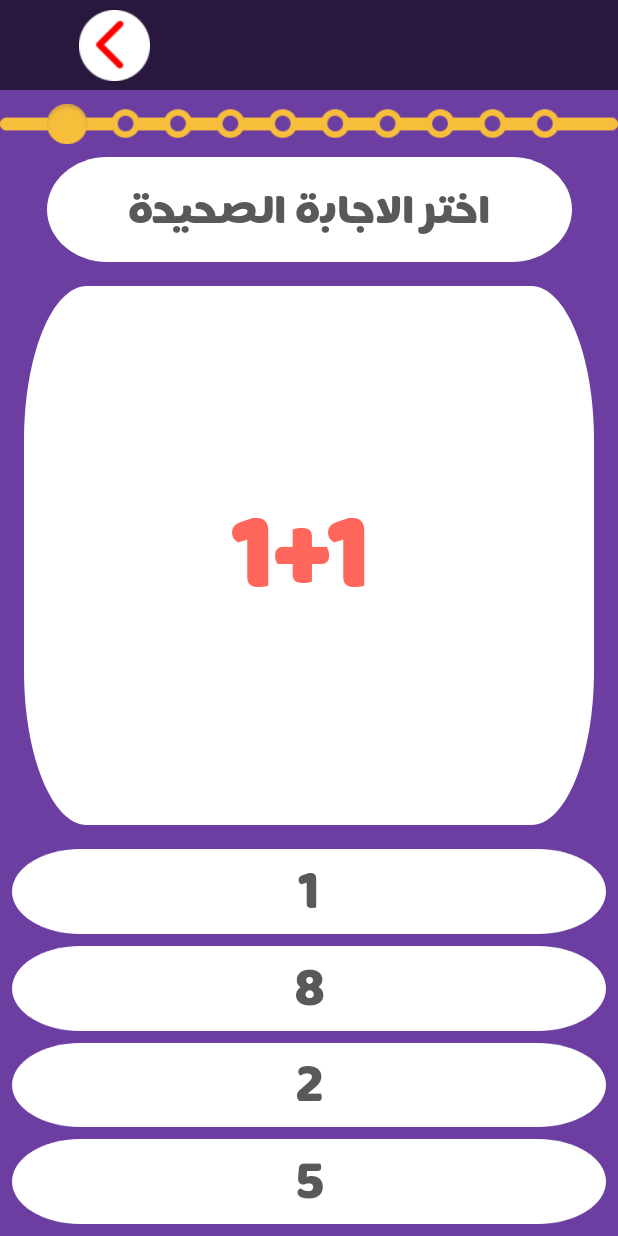
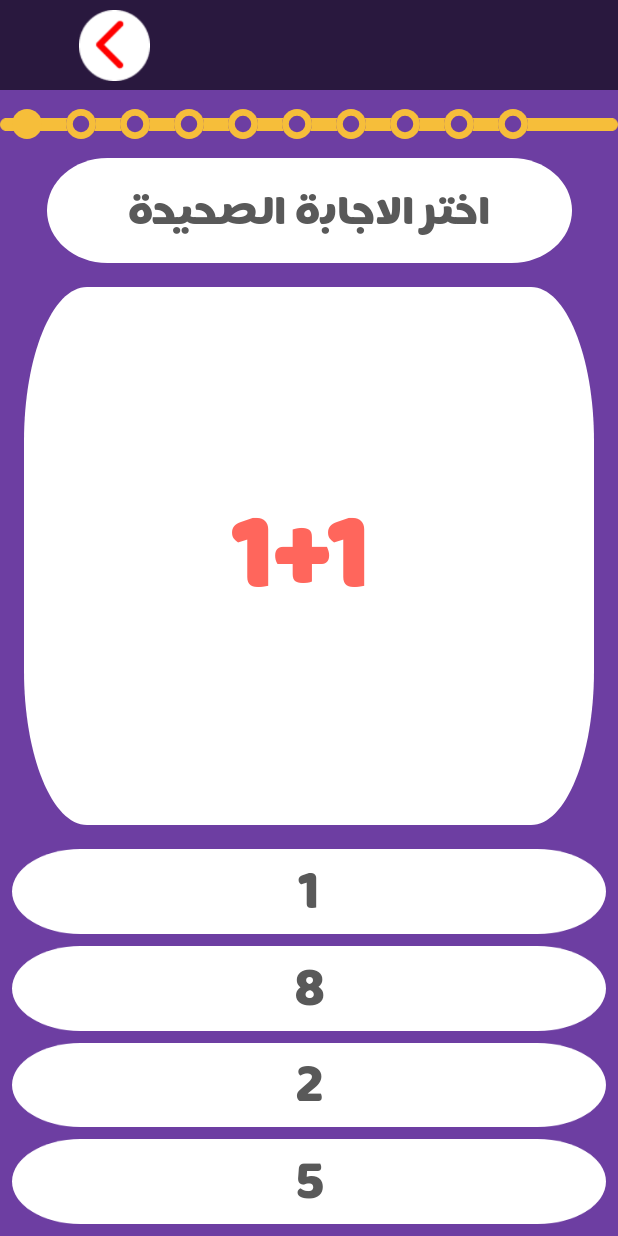
Before and after one commit to dzBrackets/madrsti, an Android app: the numbers_activity screen opened directly, with no data from a screen before it, on a phone screen of 412 x 824 dp. Run offline under Robolectric (Android 15) with nearby library versions, the phone set to English and light mode, and no system bars.

Commit message:
add dynamic progressbar

```diff
--- a/app/build.gradle
+++ b/app/build.gradle
@@ -10,6 +10,7 @@ android {
         versionCode 1
         versionName "1.0"
         testInstrumentationRunner "androidx.test.runner.AndroidJUnitRunner"
+        android.defaultConfig.vectorDrawables.useSupportLibrary = true
     }
     buildTypes {
         release {
--- a/app/src/main/java/com/example/madrsti/numbers_activity.java
+++ b/app/src/main/java/com/example/madrsti/numbers_activity.java
@@ -17,7 +17,10 @@ public class numbers_activity extends AppCompatActivity {
 ConstraintLayout respType1;
 ConstraintLayout respType2;
 ConstraintLayout bigQCont;
+int theCurrentAnswerIndex=-1;
 ImageView imgQst;
+    ImageView lvlDots[]=new ImageView[10];
+
 int localScore=0;
 
 TextView    modType,
@@ -68,8 +71,7 @@ TextView button1,button2,button3,button4;
         filData[9].fillType1("1+1 ", new String[]{"4","8","2","1"},2);
 
 
-
-        startGame();
+        renderStage();
     }
 void initInstances(){
     respType1=findViewById(R.id.responds_container1);
@@ -89,7 +91,17 @@ void initInstances(){
     t2button4=(TextView) findViewById(R.id.t2button_ch4);
     lvlNum=findViewById(R.id.qst_number_tv);
     txtQCont=findViewById(R.id.qst_container_tv);
-}
+    lvlDots[0]=findViewById(R.id.dot1);
+    lvlDots[1]=findViewById(R.id.dot2);
+    lvlDots[2]=findViewById(R.id.dot3);
+    lvlDots[3]=findViewById(R.id.dot4);
+    lvlDots[4]=findViewById(R.id.dot5);
+    lvlDots[5]=findViewById(R.id.dot6);
+    lvlDots[6]=findViewById(R.id.dot7);
+    lvlDots[7]=findViewById(R.id.dot8);
+    lvlDots[8]=findViewById(R.id.dot9);
+    lvlDots[9]=findViewById(R.id.dot10);
+    }
 
     void setQstLayout(int type){
 
@@ -125,7 +137,7 @@ void initInstances(){
         }
     }
 
-void startGame(){
+void renderStage(){
         data q=filData[currentStage];
     modType.setText(module);
         setQstLayout(q.type);
@@ -148,32 +160,29 @@ void startGame(){
         button2.setText(q.responds[1]);
         button3.setText(q.responds[2]);
         button4.setText(q.responds[3]);
-    button1.setOnClickListener(new View.OnClickListener() {
-        @Override
-        public void onClick(View l) {
-            localScore++;
-            nextStage();
-        }
-    });
 
-    button2.setOnClickListener(new View.OnClickListener() {
-        @Override
-        public void onClick(View l) {
-            exit();
-        }
-    });
+    setRespListener();
 }
-
+void checkAnswer(){
+    if(filData[currentStage].correctAnswer==theCurrentAnswerIndex){
+        yoCorrect();
+    }
+    else
+        yofool();
+    nextStage();
+}
 void exit(){
         numbers_activity.this.finish();
 }
 
 void nextStage(){
+
         currentStage=(currentStage+1);
 
     if (currentStage<10){
     lvlNum.setText(currentStage+1+"/10");
-        startGame();
+        renderStage();
+        dynamicProgress("");
     }
 
     if(currentStage>filData.length-1)
@@ -186,14 +195,49 @@ MainActivity.updateScore(localScore);
 numbers_activity.this.finish();
 }
 void setRespListener(){
-        View.OnClickListener check=new View.OnClickListener() {
-            @Override
-            public void onClick(View v) {
+    button1.setOnClickListener(new View.OnClickListener() {
+        @Override
+        public void onClick(View l) {
+            theCurrentAnswerIndex=1;
+            checkAnswer();
 
-            }
-        };
+        }
+    });
+
+    button2.setOnClickListener(new View.OnClickListener() {
+        @Override
+        public void onClick(View l) {
+            theCurrentAnswerIndex=2;
+            checkAnswer();
+
+        }
+    });
+    button3.setOnClickListener(new View.OnClickListener() {
+        @Override
+        public void onClick(View l) {
+            theCurrentAnswerIndex=3;    checkAnswer();
+
+        }
+    });
+    button4.setOnClickListener(new View.OnClickListener() {
+        @Override
+        public void onClick(View l) {
+            theCurrentAnswerIndex=4;
+            checkAnswer();
+
+        }
+    });
+    }
+void dynamicProgress(String condition){
+    lvlDots[currentStage].setImageResource(R.drawable.currentdot_lvl);
+
 }
 
-
-
+void yoCorrect(){
+    lvlDots[currentStage].setImageResource(R.drawable.correctdot_lvl);
+    localScore++;
 }
+void yofool(){
+    lvlDots[currentStage].setImageResource(R.drawable.wrong_lvl);
+    }
+}
--- /dev/null
+++ b/app/src/main/res/drawable/correctdot_lvl.xml
@@ -0,0 +1,24 @@
+<!-- drawable/ellipse_35.xml -->
+<vector
+    xmlns:android="http://schemas.android.com/apk/res/android"
+    xmlns:aapt="http://schemas.android.com/aapt"
+    android:width="31dp"
+    android:height="31dp"
+    android:viewportWidth="31"
+    android:viewportHeight="31"
+    >
+
+    <group>
+
+        <clip-path
+            android:pathData="M31 15.5C31 24.0604 24.0604 31 15.5 31C6.93959 31 0 24.0604 0 15.5C0 6.93959 6.93959 0 15.5 0C24.0604 0 31 6.93959 31 15.5Z"
+            />
+
+        <path
+            android:pathData="M0 0V31H31V0"
+            android:fillColor="#7BCE93"
+            />
+
+    </group>
+
+</vector>
--- /dev/null
+++ b/app/src/main/res/drawable/currentdot_lvl.xml
@@ -0,0 +1,24 @@
+<!-- drawable/ellipse_37.xml -->
+<vector
+    xmlns:android="http://schemas.android.com/apk/res/android"
+    xmlns:aapt="http://schemas.android.com/aapt"
+    android:width="31dp"
+    android:height="31dp"
+    android:viewportWidth="31"
+    android:viewportHeight="31"
+    >
+
+    <group>
+
+        <clip-path
+            android:pathData="M31 15.5C31 24.0604 24.0604 31 15.5 31C6.93959 31 0 24.0604 0 15.5C0 6.93959 6.93959 0 15.5 0C24.0604 0 31 6.93959 31 15.5Z"
+            />
+
+        <path
+            android:pathData="M0 0V31H31V0"
+            android:fillColor="#F6BE3A"
+            />
+
+    </group>
+
+</vector>
--- /dev/null
+++ b/app/src/main/res/drawable/emptydot_lvl.xml
@@ -0,0 +1,30 @@
+<?xml version="1.0" encoding="utf-8"?>
+<vector
+    xmlns:android="http://schemas.android.com/apk/res/android"
+    xmlns:aapt="http://schemas.android.com/aapt"
+    android:width="31dp"
+    android:height="31dp"
+    android:viewportWidth="31"
+    android:viewportHeight="31"
+    >
+
+    <group>
+
+        <clip-path
+            android:pathData="M31 15.5C31 24.0604 24.0604 31 15.5 31C6.93959 31 0 24.0604 0 15.5C0 6.93959 6.93959 0 15.5 0C24.0604 0 31 6.93959 31 15.5Z"
+            />
+
+        <path
+            android:pathData="M0 0V31H31V0"
+            android:fillColor="#6D3EA2"
+            />
+
+        <path
+            android:pathData="M31 15.5C31 24.0604 24.0604 31 15.5 31C6.93959 31 0 24.0604 0 15.5C0 6.93959 6.93959 0 15.5 0C24.0604 0 31 6.93959 31 15.5Z"
+            android:strokeWidth="14"
+            android:strokeColor="#F6BE3A"
+            />
+
+    </group>
+
+</vector>
--- /dev/null
+++ b/app/src/main/res/drawable/line_lvl.xml
@@ -0,0 +1,24 @@
+<?xml version="1.0" encoding="utf-8"?>
+<vector
+    xmlns:android="http://schemas.android.com/apk/res/android"
+    xmlns:aapt="http://schemas.android.com/aapt"
+    android:width="672dp"
+    android:height="14dp"
+    android:viewportWidth="672"
+    android:viewportHeight="14"
+    >
+
+    <group>
+
+        <clip-path
+            android:pathData="M7 0H665C668.866 0 672 3.13401 672 7C672 10.866 668.866 14 665 14H7C3.13401 14 0 10.866 0 7C0 3.13401 3.13401 0 7 0Z"
+            />
+
+        <path
+            android:pathData="M0 0V14H672V0"
+            android:fillColor="#F6BE3A"
+            />
+
+    </group>
+
+</vector>
--- /dev/null
+++ b/app/src/main/res/drawable/wrong_lvl.xml
@@ -0,0 +1,23 @@
+<?xml version="1.0" encoding="utf-8"?><vector
+    xmlns:android="http://schemas.android.com/apk/res/android"
+    xmlns:aapt="http://schemas.android.com/aapt"
+    android:width="31dp"
+    android:height="31dp"
+    android:viewportWidth="31"
+    android:viewportHeight="31"
+    >
+
+    <group>
+
+        <clip-path
+            android:pathData="M31 15.5C31 24.0604 24.0604 31 15.5 31C6.93959 31 0 24.0604 0 15.5C0 6.93959 6.93959 0 15.5 0C24.0604 0 31 6.93959 31 15.5Z"
+            />
+
+        <path
+            android:pathData="M0 0V31H31V0"
+            android:fillColor="#FF2222"
+            />
+
+    </group>
+
+</vector>
--- a/app/src/main/res/layout/question_activity.xml
+++ b/app/src/main/res/layout/question_activity.xml
@@ -8,17 +8,130 @@
     android:background="#6D3EA2">
 
 
-    <ImageView
-        android:id="@+id/progress_bar_iv"
+    <androidx.constraintlayout.widget.ConstraintLayout
+        android:id="@+id/Progress_bar"
         android:layout_width="0dp"
-        android:layout_height="wrap_content"
+        android:layout_height="45dp"
         app:layout_constraintBottom_toBottomOf="parent"
         app:layout_constraintEnd_toEndOf="parent"
-        app:layout_constraintHorizontal_bias="0.5"
         app:layout_constraintStart_toStartOf="parent"
         app:layout_constraintTop_toBottomOf="@+id/nav_bar"
-        app:layout_constraintVertical_bias="0.001"
-        app:srcCompat="@drawable/progess_bar" />
+        app:layout_constraintVertical_bias="0.0">
+
+        <ImageView
+            android:id="@+id/line"
+            android:layout_width="wrap_content"
+            android:layout_height="wrap_content"
+            android:contentDescription="TODO"
+            app:layout_constraintBottom_toBottomOf="parent"
+            app:layout_constraintEnd_toEndOf="parent"
+            app:layout_constraintStart_toStartOf="parent"
+            app:layout_constraintTop_toTopOf="parent"
+            app:srcCompat="@drawable/line_lvl" />
+
+        <ImageView
+            android:id="@+id/dot1"
+            android:layout_width="20dp"
+            android:layout_height="20dp"
+            android:layout_marginStart="8dp"
+            app:layout_constraintBottom_toBottomOf="parent"
+            app:layout_constraintEnd_toEndOf="@+id/line"
+            app:layout_constraintHorizontal_bias="0.0"
+            app:layout_constraintStart_toStartOf="parent"
+            app:layout_constraintTop_toTopOf="parent"
+            app:srcCompat="@drawable/currentdot_lvl" />
+
+        <ImageView
+            android:id="@+id/dot2"
+            android:layout_width="20dp"
+            android:layout_height="20dp"
+            android:layout_marginLeft="16dp"
+            app:layout_constraintBottom_toBottomOf="parent"
+            app:layout_constraintStart_toEndOf="@+id/dot1"
+            app:layout_constraintTop_toTopOf="parent"
+            app:srcCompat="@drawable/emptydot_lvl" />
+
+        <ImageView
+            android:id="@+id/dot3"
+            android:layout_width="20dp"
+            android:layout_height="20dp"
+            android:layout_marginLeft="16dp"
+            app:layout_constraintBottom_toBottomOf="parent"
+            app:layout_constraintStart_toEndOf="@+id/dot2"
+            app:layout_constraintTop_toTopOf="parent"
+            app:srcCompat="@drawable/emptydot_lvl" />
+
+        <ImageView
+            android:id="@+id/dot4"
+            android:layout_width="20dp"
+            android:layout_height="20dp"
+            android:layout_marginLeft="16dp"
+            app:layout_constraintBottom_toBottomOf="parent"
+            app:layout_constraintStart_toEndOf="@+id/dot3"
+            app:layout_constraintTop_toTopOf="parent"
+            app:srcCompat="@drawable/emptydot_lvl" />
+
+        <ImageView
+            android:id="@+id/dot5"
+            android:layout_width="20dp"
+            android:layout_height="20dp"
+            android:layout_marginLeft="16dp"
+            app:layout_constraintBottom_toBottomOf="parent"
+            app:layout_constraintStart_toEndOf="@+id/dot4"
+            app:layout_constraintTop_toTopOf="parent"
+            app:srcCompat="@drawable/emptydot_lvl" />
+
+        <ImageView
+            android:id="@+id/dot6"
+            android:layout_width="20dp"
+            android:layout_height="20dp"
+            android:layout_marginLeft="16dp"
+            app:layout_constraintBottom_toBottomOf="parent"
+            app:layout_constraintStart_toEndOf="@+id/dot5"
+            app:layout_constraintTop_toTopOf="parent"
+            app:srcCompat="@drawable/emptydot_lvl" />
+
+        <ImageView
+            android:id="@+id/dot7"
+            android:layout_width="20dp"
+            android:layout_height="20dp"
+            android:layout_marginLeft="16dp"
+            app:layout_constraintBottom_toBottomOf="parent"
+            app:layout_constraintStart_toEndOf="@+id/dot6"
+            app:layout_constraintTop_toTopOf="parent"
+            app:srcCompat="@drawable/emptydot_lvl" />
+
+        <ImageView
+            android:id="@+id/dot8"
+            android:layout_width="20dp"
+            android:layout_height="20dp"
+            android:layout_marginLeft="16dp"
+            app:layout_constraintBottom_toBottomOf="parent"
+            app:layout_constraintStart_toEndOf="@+id/dot7"
+            app:layout_constraintTop_toTopOf="parent"
+            app:srcCompat="@drawable/emptydot_lvl" />
+
+        <ImageView
+            android:id="@+id/dot9"
+            android:layout_width="20dp"
+            android:layout_height="20dp"
+            android:layout_marginLeft="16dp"
+            app:layout_constraintBottom_toBottomOf="parent"
+            app:layout_constraintStart_toEndOf="@+id/dot8"
+            app:layout_constraintTop_toTopOf="parent"
+            app:srcCompat="@drawable/emptydot_lvl" />
+
+        <ImageView
+            android:id="@+id/dot10"
+            android:layout_width="20dp"
+            android:layout_height="20dp"
+            android:layout_marginLeft="16dp"
+            app:layout_constraintBottom_toBottomOf="parent"
+            app:layout_constraintStart_toEndOf="@+id/dot9"
+            app:layout_constraintTop_toTopOf="parent"
+            app:srcCompat="@drawable/emptydot_lvl" />
+
+    </androidx.constraintlayout.widget.ConstraintLayout>
 
     <TextView
         android:id="@+id/choosen_answer_tv"
@@ -34,7 +147,7 @@
         app:layout_constraintBottom_toBottomOf="parent"
         app:layout_constraintEnd_toEndOf="parent"
         app:layout_constraintStart_toStartOf="parent"
-        app:layout_constraintTop_toBottomOf="@+id/progress_bar_iv"
+        app:layout_constraintTop_toBottomOf="@+id/Progress_bar"
         app:layout_constraintVertical_bias="0.0" />
 
 
@@ -154,7 +267,7 @@
         android:id="@+id/responds_container2"
         android:layout_width="0dp"
         android:layout_height="wrap_content"
-        android:visibility="visible"
+        android:visibility="invisible"
         app:layout_constraintBottom_toBottomOf="parent"
         app:layout_constraintEnd_toEndOf="parent"
         app:layout_constraintStart_toStartOf="parent"
```
